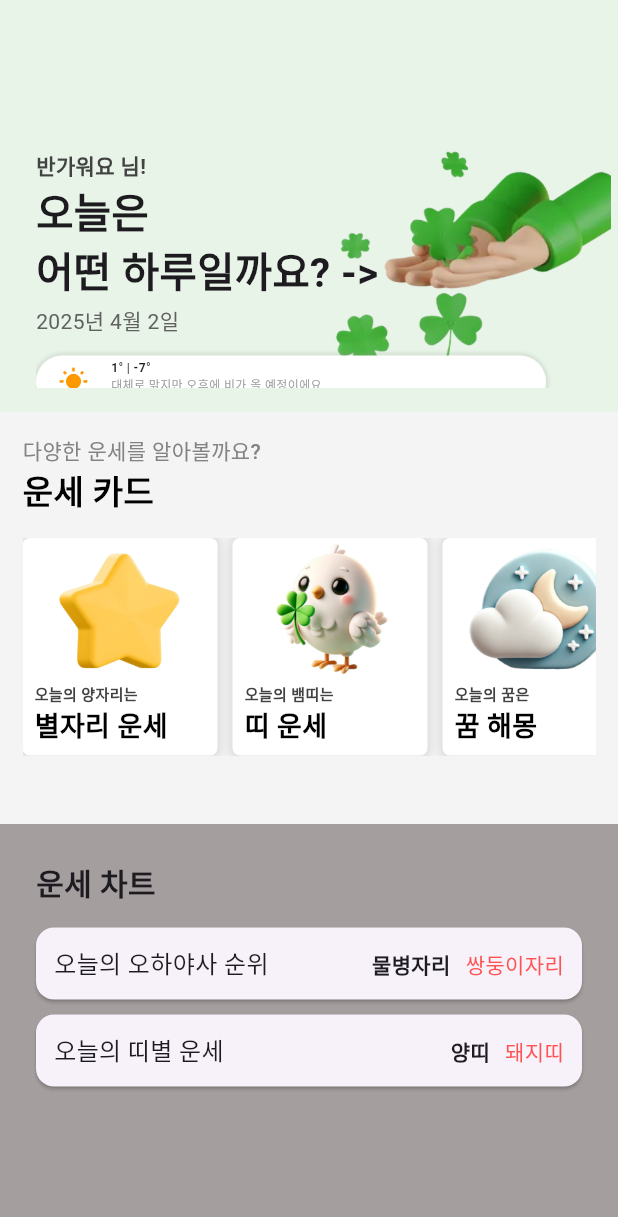
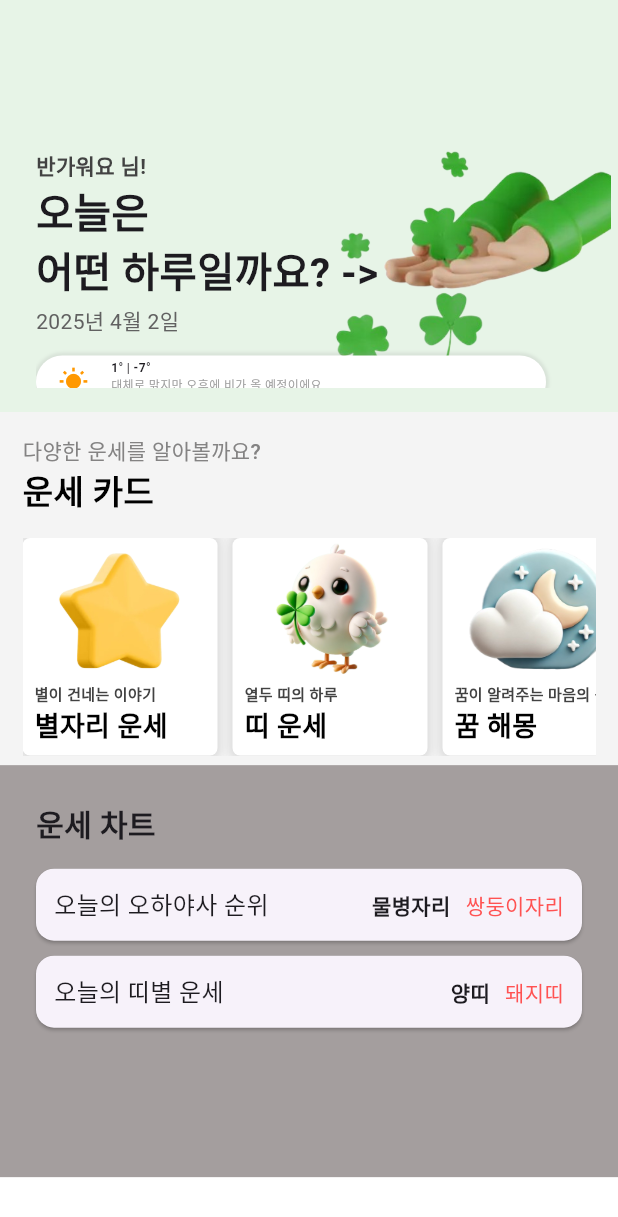
Before and after one commit to haengunse/haengunse-app, a Flutter app: the HomeScreen screen opened directly, on a phone screen of 412 x 824 dp. Shown: the top 1217 px of the screen. Run offline on Flutter 3.47's test engine with Material 3 defaults, Android fonts, the phone set to English and light mode, and no system bars; our stand-ins replace dio, shared_preferences; accounts and stored records are empty; Roboto replaces fonts that are missing (Pretendard).

Commit message:
[feat] 홈-세션2 운세 카드 멘트 수정

```diff
--- a/lib/screens/home/session_card.dart
+++ b/lib/screens/home/session_card.dart
@@ -8,7 +8,7 @@ class SessionCard extends StatelessWidget {
   @override
   Widget build(BuildContext context) {
     return Container(
-      height: screenHeight / 3,
+      height: screenHeight / 3.5,
       width: double.infinity,
       color: const Color.fromARGB(231, 243, 243, 243),
       padding: const EdgeInsets.fromLTRB(15, 15, 15, 5),
@@ -41,19 +41,19 @@ class SessionCard extends StatelessWidget {
               children: [
                 _buildFortuneCard(
                   imagePath: 'assets/images/fortune_star.png',
-                  smallTitle: '오늘의 양자리는',
+                  smallTitle: '별이 건네는 이야기',
                   bigTitle: '별자리 운세',
                 ),
                 const SizedBox(width: 10),
                 _buildFortuneCard(
                   imagePath: 'assets/images/fortune_zodiac.png',
-                  smallTitle: '오늘의 뱀띠는',
+                  smallTitle: '열두 띠의 하루',
                   bigTitle: '띠 운세',
                 ),
                 const SizedBox(width: 10),
                 _buildFortuneCard(
                   imagePath: 'assets/images/fortune_dream.png',
-                  smallTitle: '오늘의 꿈은',
+                  smallTitle: '꿈이 알려주는 마음의 신호',
                   bigTitle: '꿈 해몽',
                 ),
               ],
--- a/lib/screens/home/session_lucky.dart
+++ b/lib/screens/home/session_lucky.dart
@@ -144,7 +144,7 @@ class SessionLucky extends StatelessWidget {
                   "오늘은\n어떤 하루일까요? ->",
                   style: TextStyle(
                       fontSize: 27,
-                      fontWeight: FontWeight.w600,
+                      fontWeight: FontWeight.w700,
                       fontFamily: 'Pretendard'),
                 ),
               ),
```
